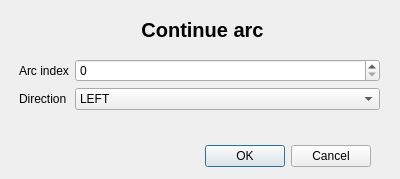
First picture: the form in Labor/GUI/ArcContinueWindow.ui, repository Moenish/II_II-CAGD, before the edit.
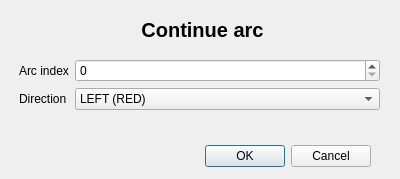
Second picture: the form after the edit.

What changed in the file:
```diff
--- a/Labor/GUI/ArcContinueWindow.ui
+++ b/Labor/GUI/ArcContinueWindow.ui
@@ -65,7 +65,7 @@
      <widget class="QComboBox" name="arcContinueDirectionComboBox">
       <item>
        <property name="text">
-        <string>LEFT</string>
+        <string>LEFT (RED)</string>
        </property>
       </item>
       <item>
```
Left out of the diff: 2 changed lines with no effect on the pictures.
